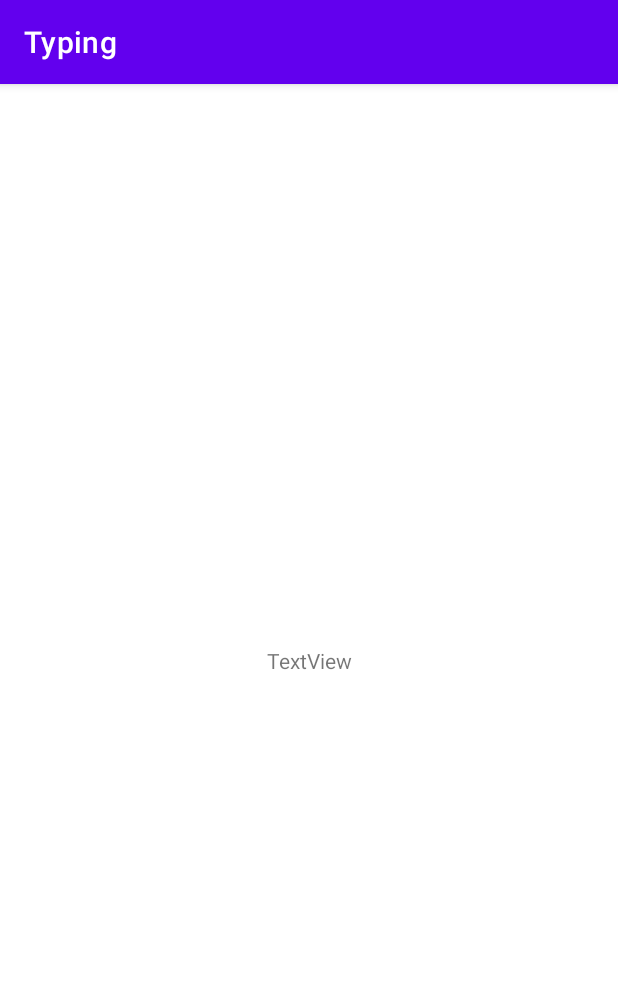
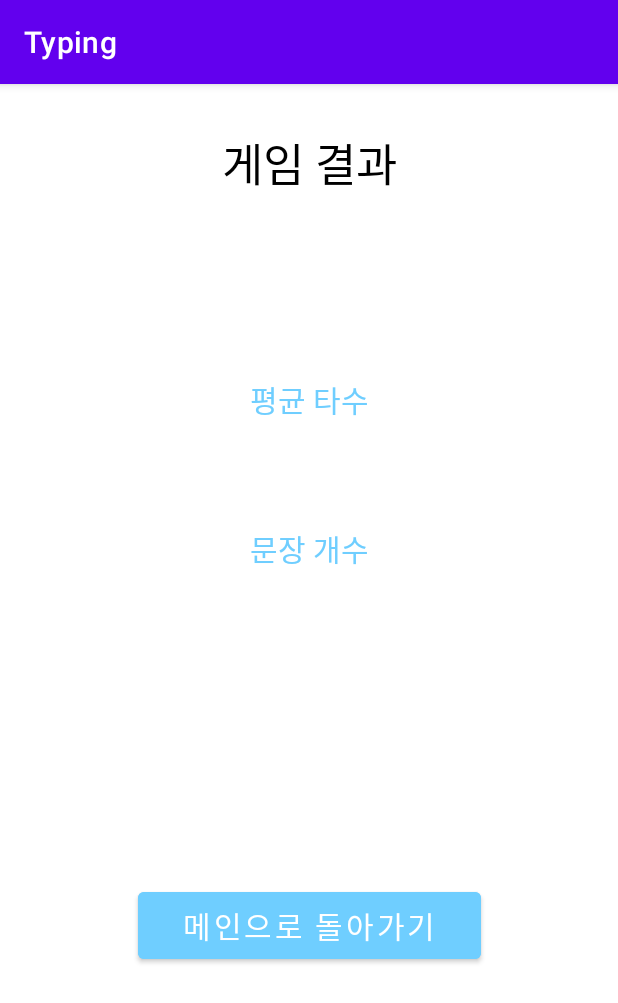
Before and after one commit to samgashyeong/Typing, an Android app: the ResultActivity screen opened directly, with no data from a screen before it, on a phone screen of 412 x 824 dp. Shown: the top 1003 px of the screen. Run offline under Robolectric (Android 15) with nearby library versions, the phone set to English and light mode, and no system bars; our stand-ins replace data binding.

```diff
--- a/app/src/main/java/com/example/typing/data/Ranking.kt
+++ b/app/src/main/java/com/example/typing/data/Ranking.kt
@@ -2,5 +2,5 @@ package com.example.typing.data
 
 data class Ranking(
     val uid : String,
-    val typingSpeed : Int
+    val typingSpeed: Int
 )
--- a/app/src/main/java/com/example/typing/view/game/ResultActivity.kt
+++ b/app/src/main/java/com/example/typing/view/game/ResultActivity.kt
@@ -2,11 +2,18 @@ package com.example.typing.view.game
 
 import androidx.appcompat.app.AppCompatActivity
 import android.os.Bundle
+import androidx.databinding.DataBindingUtil
 import com.example.typing.R
+import com.example.typing.databinding.ActivityResultBinding
 
 class ResultActivity : AppCompatActivity() {
+    private lateinit var binding: ActivityResultBinding
     override fun onCreate(savedInstanceState: Bundle?) {
         super.onCreate(savedInstanceState)
-        setContentView(R.layout.activity_result)
+        binding = DataBindingUtil.setContentView(this, R.layout.activity_result)
+
+        binding.button.setOnClickListener {
+
+        }
     }
 }
--- a/app/src/main/java/com/example/typing/view/rank/RankingAdapter.kt
+++ b/app/src/main/java/com/example/typing/view/rank/RankingAdapter.kt
@@ -14,7 +14,7 @@ import com.example.typing.data.Ranking
 import com.example.typing.databinding.ActivityRankBinding
 import com.google.firebase.firestore.FirebaseFirestore
 
-class RankingAdapter(val data : ArrayList<Ranking>, val binding : ActivityRankBinding,val uid : String) : RecyclerView.Adapter<RankingAdapter.MyViewHolder>() {
+class RankingAdapter(val data : ArrayList<Ranking>, val binding : ActivityRankBinding, val uid : String) : RecyclerView.Adapter<RankingAdapter.MyViewHolder>() {
     inner class MyViewHolder(itemView: View) : RecyclerView.ViewHolder(itemView){
         var userName: TextView = itemView.findViewById(R.id.userNameTv)
         val steersman : TextView= itemView.findViewById(R.id.steersmanTv)
--- /dev/null
+++ b/app/src/main/res/drawable/border_colored.xml
@@ -0,0 +1,5 @@
+<?xml version="1.0" encoding="utf-8"?>
+<shape xmlns:android="http://schemas.android.com/apk/res/android" android:shape="rectangle" >
+    <solid android:color="@color/main_color" />
+    <stroke android:width="2dp" android:color="@color/black"/>
+</shape>
--- a/app/src/main/res/layout/activity_result.xml
+++ b/app/src/main/res/layout/activity_result.xml
@@ -1,18 +1,95 @@
 <?xml version="1.0" encoding="utf-8"?>
-<androidx.constraintlayout.widget.ConstraintLayout xmlns:android="http://schemas.android.com/apk/res/android"
-    xmlns:app="http://schemas.android.com/apk/res-auto"
-    xmlns:tools="http://schemas.android.com/tools"
+<layout xmlns:tools="http://schemas.android.com/tools"
+    xmlns:android="http://schemas.android.com/apk/res/android"
+    xmlns:app="http://schemas.android.com/apk/res-auto">
+
+    <androidx.constraintlayout.widget.ConstraintLayout
         android:layout_width="match_parent"
         android:layout_height="match_parent"
         tools:context=".view.game.ResultActivity">
 
         <TextView
+            android:id="@+id/game_result_tv"
+            android:layout_width="wrap_content"
+            android:layout_height="wrap_content"
+            android:layout_marginTop="30dp"
+            android:fontFamily="@font/teunteun"
+            android:text="@string/game_result"
+            android:textColor="@color/black"
+            android:textSize="30sp"
+            app:layout_constraintEnd_toEndOf="parent"
+            app:layout_constraintStart_toStartOf="parent"
+            app:layout_constraintTop_toTopOf="parent" />
+
+        <TextView
             android:id="@+id/textView6"
             android:layout_width="wrap_content"
             android:layout_height="wrap_content"
-        android:text="TextView"
+            android:layout_marginTop="32dp"
+            android:fontFamily="@font/y_light"
+            android:text="평균 타수"
+            android:textColor="@color/main_color"
+            android:textSize="20sp"
             app:layout_constraintBottom_toBottomOf="parent"
             app:layout_constraintEnd_toEndOf="parent"
             app:layout_constraintStart_toStartOf="parent"
-        app:layout_constraintTop_toTopOf="parent" />
+            app:layout_constraintTop_toBottomOf="@+id/game_result_tv"
+            app:layout_constraintVertical_bias="0.13999999" />
+
+        <TextView
+            android:id="@+id/textView8"
+            android:layout_width="wrap_content"
+            android:layout_height="wrap_content"
+            android:layout_marginTop="16dp"
+            android:fontFamily="@font/y_light"
+            android:text="문장 개수"
+            android:textColor="@color/main_color"
+            android:textSize="20sp"
+            app:layout_constraintEnd_toEndOf="parent"
+            app:layout_constraintStart_toStartOf="parent"
+            app:layout_constraintTop_toBottomOf="@+id/textView7" />
+
+        <TextView
+            android:id="@+id/textView7"
+            android:layout_width="wrap_content"
+            android:layout_height="wrap_content"
+            android:layout_marginTop="8dp"
+            android:fontFamily="@font/pretendard_semibold"
+            android:textColor="@color/black"
+            android:textSize="34sp"
+            app:layout_constraintEnd_toEndOf="parent"
+            app:layout_constraintStart_toStartOf="parent"
+            app:layout_constraintTop_toBottomOf="@+id/textView6"
+            tools:text="450타/분" />
+
+        <TextView
+            android:id="@+id/textView10"
+            android:layout_width="wrap_content"
+            android:layout_height="wrap_content"
+            android:fontFamily="@font/pretendard_semibold"
+            android:textColor="@color/black"
+            android:textSize="34sp"
+            app:layout_constraintEnd_toEndOf="parent"
+            app:layout_constraintStart_toStartOf="parent"
+            app:layout_constraintTop_toBottomOf="@+id/textView8"
+            tools:text="10개" />
+
+        <Button
+            android:id="@+id/button"
+            android:layout_width="wrap_content"
+            android:layout_height="wrap_content"
+            android:layout_marginBottom="16dp"
+            android:backgroundTint="@color/main_color"
+            android:fontFamily="@font/pretendard_semibold"
+            android:text="메인으로 돌아가기"
+            android:textColor="@color/white"
+            android:textSize="20sp"
+            app:layout_constraintBottom_toBottomOf="parent"
+            app:layout_constraintEnd_toEndOf="parent"
+            android:paddingHorizontal="30dp"
+            android:paddingVertical="7dp"
+            app:layout_constraintStart_toStartOf="parent"
+            app:layout_constraintTop_toBottomOf="@+id/textView10" />
+
     </androidx.constraintlayout.widget.ConstraintLayout>
+</layout>
--- a/app/src/main/res/values/colors.xml
+++ b/app/src/main/res/values/colors.xml
@@ -8,5 +8,5 @@
     <color name="black">#FF000000</color>
     <color name="white">#FFFFFFFF</color>
     <color name="light_red">#FFFF7777</color>
-    <color name="main_color">#96D5F5</color>
+    <color name="main_color">#6FCEFF</color>
 </resources>
--- a/app/src/main/res/values/strings.xml
+++ b/app/src/main/res/values/strings.xml
@@ -18,4 +18,5 @@
     <string name="pls_type_pw">비밀번호 입력</string>
     <string name="do_signup">회원가입하기</string>
     <string name="offline_play">오프라인 플레이</string>
+    <string name="game_result">게임 결과</string>
 </resources>
```
Also changed, not shown: app/src/main/java/com/example/typing/view/game/GameActivity.kt (+49 -7 lines), app/src/main/java/com/example/typing/view/rank/RankActivity.kt (+10 -16 lines), app/src/main/res/layout/activity_game.xml (+13 -14 lines), 1 other file. Lines whose indentation alone changed are shown as unchanged.
